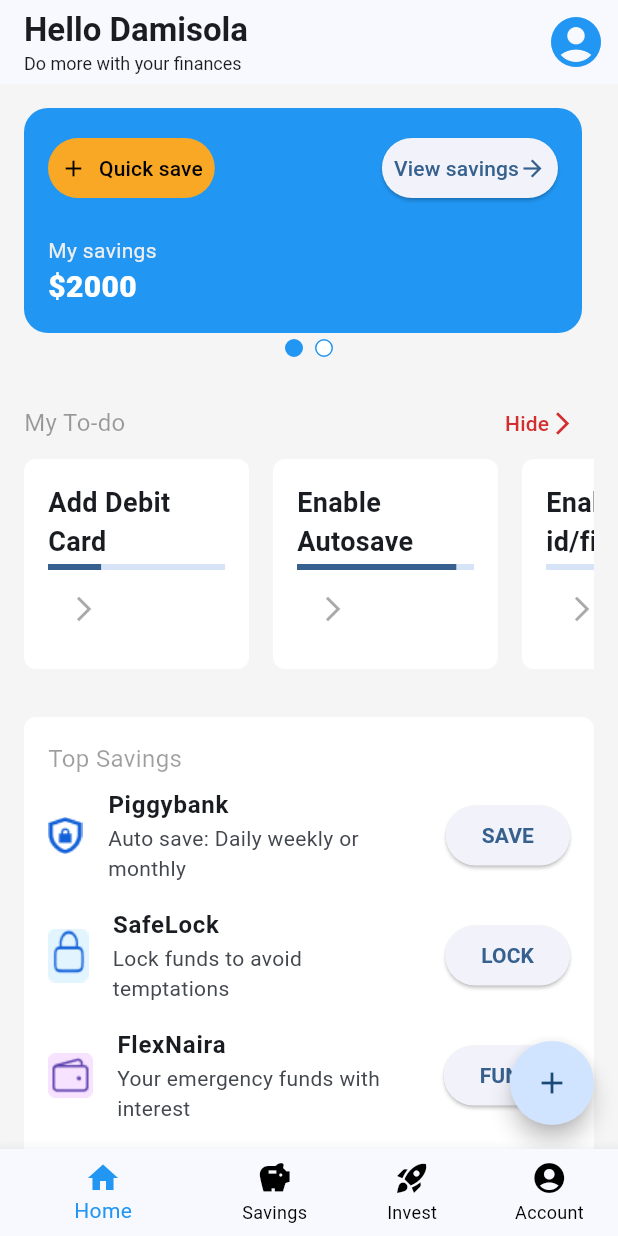
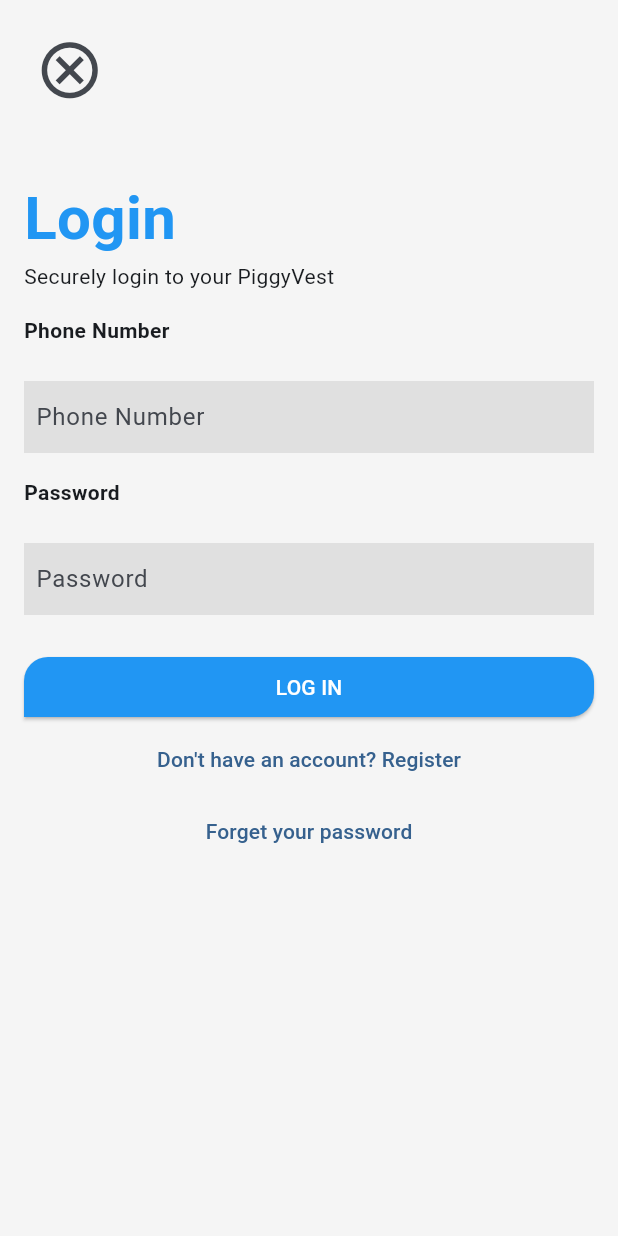
Before and after one commit to DamisolaT/Wtf_Savings_App, a Flutter app: the screen it shows after launch, on a phone screen of 412 x 824 dp. Run offline on Flutter 3.47's test engine with Material 3 defaults, Android fonts, the phone set to English and light mode, and no system bars; our stand-ins replace equatable, firebase_core, flutter_bloc, freezed_annotation; accounts and stored records are empty; generated files the repository leaves out were written again.

Commit message:
LoginPage and RegisteredPage Implemented

```diff
--- /dev/null
+++ b/lib/features/home/bloc/home_bloc.dart
@@ -0,0 +1,15 @@
+
+import 'package:flutter_bloc/flutter_bloc.dart';
+import 'package:wtf_savings_app/features/home/bloc/home_state.dart';
+
+class HomeBloc extends  Cubit<HomeState>{
+  HomeBloc(): super(HomeState());
+
+  void updateTabIndex(int newIndex)async{
+    emit(HomeState(tabIndex: newIndex));
+}
+   void hideTodo()async{
+    emit(HomeState(hideTodo: true));
+   }
+
+ }
--- /dev/null
+++ b/lib/features/home/bloc/home_state.dart
@@ -0,0 +1,19 @@
+import 'package:equatable/equatable.dart';
+
+class HomeState extends Equatable{
+  HomeState({
+     this.tabIndex = 0,
+     this.hideTodo = false
+});
+  final int tabIndex;
+  final bool hideTodo;
+
+  //HomeState copyWith({
+  //  unt
+//})
+
+
+  @override
+  // TODO: implement props
+  List<Object?> get props => [];
+}
--- a/lib/features/home/pages/home_view.dart
+++ b/lib/features/home/pages/home_view.dart
@@ -6,7 +6,7 @@ import 'package:wtf_savings_app/features/home/widgets/vetted_opportunities_secti
 import 'package:wtf_savings_app/features/invest/widgets/invest_details_card.dart';
 
 
-import '../widgets/saving_details_card.dart';
+import '../../savings/widgets/saving_details_card.dart';
 import '../widgets/suggestions_section.dart';
 import '../widgets/user_balance_card.dart';
 
@@ -52,7 +52,6 @@ class HomeView extends StatelessWidget {
         padding: EdgeInsets.all(16.0),
         children: [
           UserBalanceDetails(),
-
           MyTodoSection(),
           TopSavingsSection(),
           SuggestionsSection(),
--- a/lib/features/home/widgets/hide_todo_sheet.dart
+++ b/lib/features/home/widgets/hide_todo_sheet.dart
@@ -1,4 +1,6 @@
 import 'package:flutter/material.dart';
+import 'package:flutter_bloc/flutter_bloc.dart';
+import 'package:wtf_savings_app/features/home/bloc/home_bloc.dart';
 
 class HideTodoSheet extends StatelessWidget {
   const HideTodoSheet({
@@ -45,6 +47,7 @@ class HideTodoSheet extends StatelessWidget {
                               onPressed: (){
                                 //Navigator.pop(context);
                                 Navigator.pop(context);
+                                context.read<HomeBloc>().hideTodo();
                               },
                               child: Text("Yes, remove it")
                           ),
--- a/lib/features/home/widgets/my_todo_section.dart
+++ b/lib/features/home/widgets/my_todo_section.dart
@@ -1,6 +1,9 @@
 
 
 import 'package:flutter/material.dart';
+import 'package:flutter_bloc/flutter_bloc.dart';
+import 'package:wtf_savings_app/features/home/bloc/home_bloc.dart';
+import 'package:wtf_savings_app/features/home/bloc/home_state.dart';
 
 import 'hide_todo_sheet.dart';
 import 'my_todo_item.dart';
@@ -12,7 +15,9 @@ class MyTodoSection extends StatelessWidget {
 
   @override
   Widget build(BuildContext context) {
-    return Container(
+    HomeBloc homeBloc = context.watch<HomeBloc>();
+    HomeState homeState = homeBloc.state;
+    return homeState.hideTodo==true? Container(): Container(
       padding: EdgeInsets.symmetric(vertical: 16),
       child: Column(
         crossAxisAlignment: CrossAxisAlignment.start,
--- a/lib/features/invest/widgets/invest_details_card.dart
+++ b/lib/features/invest/widgets/invest_details_card.dart
@@ -1,5 +1,6 @@
 
 import 'package:flutter/material.dart';
+import 'package:wtf_savings_app/utils.dart';
 
 class InvestDetailsCards extends StatelessWidget {
   const InvestDetailsCards({super.key});
@@ -25,7 +26,7 @@ class InvestDetailsCards extends StatelessWidget {
             color: Colors.white
           ),
           ),
-          Text("NGN 0",
+          Text("${getNaira()}0",
             style: TextStyle(
                 color: Colors.white
             ),)
--- /dev/null
+++ b/lib/features/login/pages/login_page.dart
@@ -0,0 +1,79 @@
+
+import 'package:flutter/material.dart';
+import 'package:wtf_savings_app/features/signup/pages/registration_page.dart';
+import 'package:wtf_savings_app/shared/widgets/custom_textfield.dart';
+
+class LoginPage extends StatelessWidget {
+  const LoginPage({super.key});
+
+  @override
+  Widget build(BuildContext context) {
+    return Scaffold(
+      body: SafeArea(
+        child: ListView(
+          padding: EdgeInsets.all(16),
+          children: [
+            Align(
+              alignment: Alignment.topLeft,
+              child: IconButton(
+                  onPressed: (){},
+                  icon:Icon(Icons.cancel_outlined,
+                    size: 45,)
+              ),
+            ),
+            SizedBox(height: 40,),
+            Text("Login",
+              style: TextStyle(
+                  fontSize: 40,
+                  fontWeight: FontWeight.bold,
+                  color: Theme.of(context).primaryColor
+              ),),
+            Text("Securely login to your PiggyVest"),
+
+            CustomTextField(
+              label: "Phone Number",
+              onchanged: (newText){},
+            ),
+            CustomTextField(
+              label: "Password",
+              onchanged: (newText){},
+            ),
+            SizedBox(height: 24,),
+            ElevatedButton(
+                onPressed: (){},
+                style: ElevatedButton.styleFrom(
+                    shape: RoundedRectangleBorder(
+                        borderRadius: BorderRadius.only(
+                            topLeft: Radius.circular(16),
+                            topRight: Radius.circular(16),
+                            bottomRight:Radius.circular(16)
+                        )
+                    ),
+                    backgroundColor: Theme.of(context).primaryColor,
+                    foregroundColor: Colors.white
+                ),
+                child: Text("LOG IN")
+            ),
+            TextButton(
+                onPressed: (){
+                  Navigator.of(context).push(MaterialPageRoute(
+                      builder: (context){
+                        return RegistrationPage();
+                      }));
+                },
+                child: Text("Don't have an account? Register")
+            ),
+            TextButton(
+                onPressed: (){},
+                child: Text("Forget your password")
+            )
+
+
+
+
+          ],
+        ),
+      ),
+    );
+  }
+}
--- a/lib/features/savings/pages/savings_view.dart
+++ b/lib/features/savings/pages/savings_view.dart
@@ -1,9 +1,10 @@
 import 'package:flutter/cupertino.dart';
 import 'package:flutter/material.dart';
-import 'package:wtf_savings_app/features/home/widgets/saving_details_card.dart';
+import 'package:wtf_savings_app/features/savings/widgets/saving_details_card.dart';
 import 'package:wtf_savings_app/features/savings/pages/quick_save_page.dart';
 import 'package:wtf_savings_app/features/savings/widgets/flexible_savings_section.dart';
 import 'package:wtf_savings_app/features/savings/widgets/strict_savings_section.dart';
+import 'package:wtf_savings_app/utils.dart';
 
 class SavingsView extends StatelessWidget {
   const SavingsView({super.key});
@@ -24,7 +25,7 @@ class SavingsView extends StatelessWidget {
         padding: EdgeInsets.all(16),
         children: [
           SavingDetailsCard(
-            balance: "\$2400",
+            balance: "${getNaira()}2400",
             topRightWidget: Chip(
               label: Text(
                 "up to 13% returns",
--- a/lib/features/home/widgets/saving_details_card.dart
+++ b/lib/features/savings/widgets/saving_details_card.dart
@@ -1,4 +1,7 @@
 import 'package:flutter/material.dart';
+import 'package:intl/intl.dart';
+import 'package:wtf_savings_app/utils.dart';
+
 
 class SavingDetailsCard extends StatelessWidget {
   const SavingDetailsCard({
@@ -11,6 +14,8 @@ class SavingDetailsCard extends StatelessWidget {
   final Widget topRightWidget;
   final String balance;
   final Function()? onClick;
+
+
 
   @override
   Widget build(BuildContext context) {
@@ -59,7 +64,7 @@ class SavingDetailsCard extends StatelessWidget {
                         color: Colors.grey.shade200
                       ),),
                       Text(
-                         balance,
+                         "${getNaira()}$balance",
                          style: TextStyle(
                            fontWeight: FontWeight.w900,
                            fontSize: 20,
--- a/lib/main.dart
+++ b/lib/main.dart
@@ -1,8 +1,17 @@
+import 'package:firebase_core/firebase_core.dart';
 import 'package:flutter/material.dart';
+import 'package:flutter_bloc/flutter_bloc.dart';
+import 'package:wtf_savings_app/features/home/bloc/home_bloc.dart';
 import 'package:wtf_savings_app/features/home/pages/home_page.dart';
+import 'package:wtf_savings_app/features/login/pages/login_page.dart';
+import 'package:wtf_savings_app/features/signup/pages/registration_page.dart';
+import 'package:wtf_savings_app/firebase_options.dart';
 
-void main() {
+void main() async {
   runApp(const MyApp());
+  await Firebase.initializeApp(
+    options:DefaultFirebaseOptions.currentPlatform,
+  );
 }
 
 class MyApp extends StatelessWidget {
@@ -10,7 +19,9 @@ class MyApp extends StatelessWidget {
 
   @override
   Widget build(BuildContext context) {
-    return MaterialApp(
+    return BlocProvider(
+      create: (BuildContext context) => HomeBloc(),
+      child: MaterialApp(
         title: 'Flutter Demo',
          debugShowCheckedModeBanner: false,
         theme: ThemeData(
@@ -19,7 +30,8 @@ class MyApp extends StatelessWidget {
           useMaterial3: true,
           scaffoldBackgroundColor: Colors.grey.shade100
         ),
-      home: HomePage(),
+        home: LoginPage(),
+      ),
     );
   }
 }
--- /dev/null
+++ b/lib/shared/widgets/custom_textfield.dart
@@ -0,0 +1,41 @@
+import 'package:flutter/material.dart';
+
+class CustomTextField extends StatelessWidget {
+  const CustomTextField({
+    super.key,
+    required this.label,
+    required this.onchanged,
+  });
+  final String label;
+  final Function(String newText) onchanged;
+  @override
+  Widget build(BuildContext context) {
+    return Column(
+      crossAxisAlignment: CrossAxisAlignment.start,
+      children: [
+        Padding(
+          padding: const EdgeInsets.symmetric(vertical: 16.0),
+          child: Text(
+            label,
+            style: TextStyle(
+                fontWeight: FontWeight.bold
+            ),
+          ),
+        ),
+        Container(
+          color: Colors.grey[300],
+          padding: EdgeInsets.symmetric(horizontal: 8),
+          margin: EdgeInsets.only(top: 8),
+          child: TextField(
+            decoration: InputDecoration(
+                border: InputBorder.none,
+                hintText: label
+            ),
+            onChanged: onchanged,
+          ),
+        )
+
+      ],
+    );
+  }
+}
```
Also changed, not shown: lib/features/home/pages/home_page.dart (+9 -3 lines), lib/features/home/widgets/user_balance_card.dart (+9 -2 lines), lib/features/invest/models/invest.dart (added, +16 -0 lines), lib/features/signup/pages/registration_page.dart (added, +82 -0 lines), lib/utils.dart (added, +7 -0 lines), pubspec.yaml (+8 -0 lines), pubspec.lock, 1 other file. Lines whose indentation alone changed are shown as unchanged.
